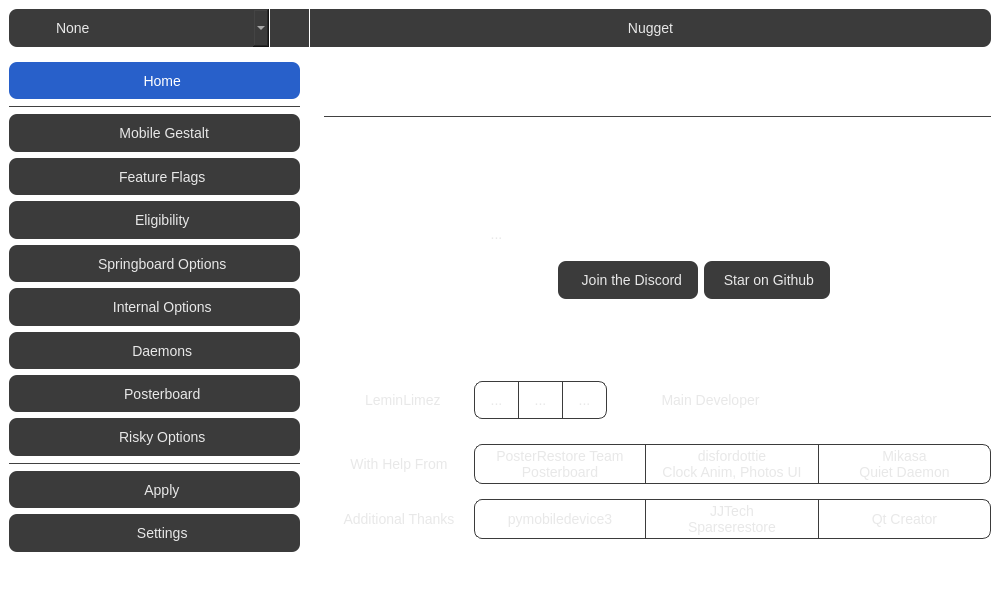
Old version of the form qt/mainwindow.ui in the repository leminlimez/Nugget.
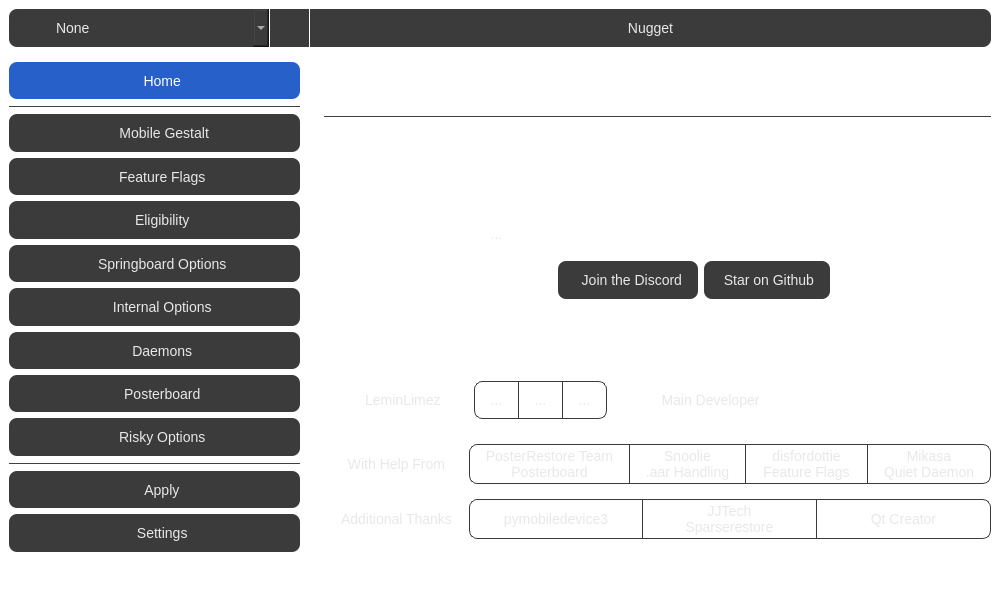
New version of the form. Icons and pictures are not drawn.

Commit message: add snoolie to app credits

Diff of the .ui file:
```diff
--- a/qt/mainwindow.ui
+++ b/qt/mainwindow.ui
@@ -1385,7 +1385,7 @@
                       </property>
                       <property name="minimumSize">
                        <size>
-                        <width>150</width>
+                        <width>145</width>
                         <height>35</height>
                        </size>
                       </property>
@@ -1435,6 +1435,27 @@
                       </property>
                      </widget>
                     </item>
+                    <item>
+                     <widget class="QToolButton" name="snoolieBtn">
+                      <property name="styleSheet">
+                       <string notr="true">QToolButton {
+	border-radius: 0px;
+	background: none;
+	border: 1px solid #3b3b3b;
+	border-left: none;
+}
+
+QToolButton:pressed {
+    background-color: #535353;
+    color: #FFFFFF;
+}</string>
+                      </property>
+                      <property name="text">
+                       <string>Snoolie
+.aar Handling</string>
+                      </property>
+                     </widget>
+                    </item>
                     <item>
                      <widget class="QToolButton" name="disfordottieBtn">
                       <property name="sizePolicy">
@@ -1464,7 +1485,7 @@
                       </property>
                       <property name="text">
                        <string>disfordottie
-Clock Anim, Photos UI</string>
+Feature Flags</string>
                       </property>
                      </widget>
                     </item>
@@ -1530,7 +1551,7 @@
                       </property>
                       <property name="minimumSize">
                        <size>
-                        <width>150</width>
+                        <width>145</width>
                         <height>35</height>
                        </size>
                       </property>
```
The commit also changes 3 other files.
